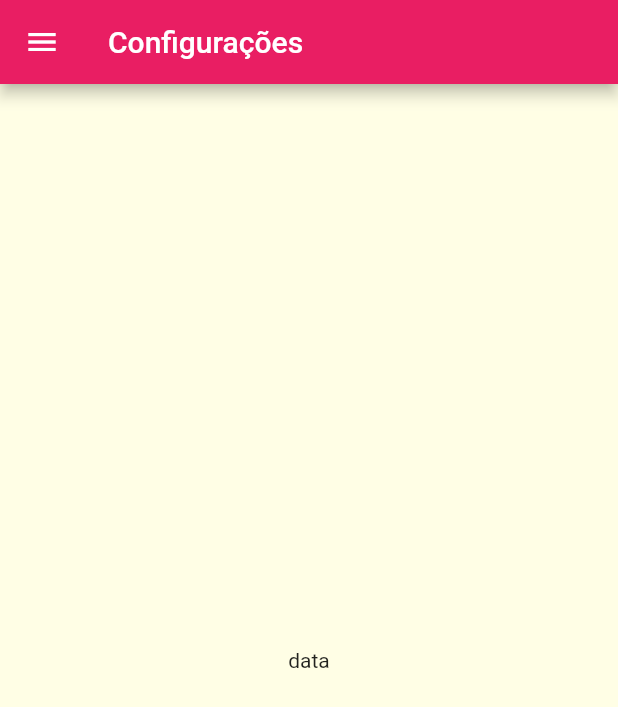
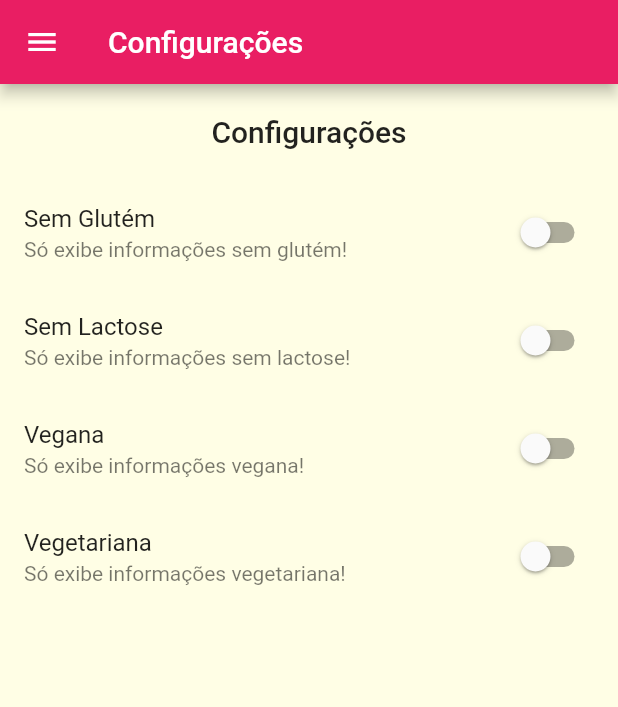
Before and after one commit to paulocagol/meals, a Flutter app: the SettingsScreen screen opened by its route, on a phone screen of 412 x 824 dp. Shown: the top 707 px of the screen. Run offline on Flutter 3.47's test engine with Material 2 defaults, Android fonts, the phone set to English and light mode, and no system bars; network calls fail; Roboto replaces fonts that are missing (Raleway, RobotoCondensed).

Commit message:
27. Filtrando os Dados #02.mp4

```diff
--- a/lib/main.dart
+++ b/lib/main.dart
@@ -1,6 +1,8 @@
 import 'package:flutter/material.dart';
+import 'package:meals/data/3.2%20dummy_data.dart';
+import 'package:meals/models/meal.dart';
+import 'package:meals/models/settings.dart';
 import 'package:meals/screens/categories_meals_screen.dart';
-import 'package:meals/screens/categories_screen.dart';
 import 'package:meals/screens/meal_detail_screen.dart';
 import 'package:meals/screens/settings_screen.dart';
 import 'package:meals/screens/tabs_screen.dart';
@@ -8,7 +10,27 @@ import 'package:meals/utils/app_routes.dart';
 
 void main() => runApp(MyApp());
 
-class MyApp extends StatelessWidget {
+class MyApp extends StatefulWidget {
+  @override
+  _MyAppState createState() => _MyAppState();
+}
+
+class _MyAppState extends State<MyApp> {
+  List<Meal> _availableMeals = DUMMY_MEALS;
+
+  void _filterMeals(Settings settings) {
+    setState(() {
+      _availableMeals = DUMMY_MEALS.where((meal) {
+        final filterGluten = settings.isGlutenFree && !meal.isGlutenFree;
+        final filterLactose = settings.isLactoseFree && !meal.isLactoseFree;
+        final filterVegan = settings.isVegan && !meal.isVegan;
+        final filterVegetarian = settings.isVegetarian && !meal.isVegetarian;
+
+        return !filterGluten && !filterLactose && !filterVegan && !filterVegetarian;
+      }).toList();
+    });
+  }
+
   @override
   Widget build(BuildContext context) {
     return MaterialApp(
@@ -28,9 +50,9 @@ class MyApp extends StatelessWidget {
       initialRoute: '/',
       routes: {
         AppRoutes.HOME: (context) => TabsScreen(), // CategoriesScreen(),
-        AppRoutes.CATEGORIES_MEALS: (context) => CategoriesMealsScreen(),
+        AppRoutes.CATEGORIES_MEALS: (context) => CategoriesMealsScreen(meals: _availableMeals),
         AppRoutes.MEAL_DETAIL: (context) => MealDetailScreeen(),
-        AppRoutes.SETTINGS: (context) => SettingsScreen(),
+        AppRoutes.SETTINGS: (context) => SettingsScreen(onSettingsChange: _filterMeals),
       },
       // onGenerateRoute: (routeSettings) {
       //   if (routeSettings.name == '/alguma-coisa') {
--- /dev/null
+++ b/lib/models/settings.dart
@@ -0,0 +1,13 @@
+class Settings {
+  bool isGlutenFree;
+  bool isLactoseFree;
+  bool isVegan;
+  bool isVegetarian;
+
+  Settings({
+    this.isGlutenFree = false,
+    this.isLactoseFree = false,
+    this.isVegan = false,
+    this.isVegetarian = false,
+  });
+}
--- a/lib/screens/meal_detail_screen.dart
+++ b/lib/screens/meal_detail_screen.dart
@@ -88,6 +88,12 @@ class MealDetailScreeen extends StatelessWidget {
           ],
         ),
       ),
+      floatingActionButton: FloatingActionButton(
+        child: Icon(Icons.star),
+        onPressed: () {
+          Navigator.of(context).pop(meal.title);
+        },
+      ),
     );
   }
 }
--- a/lib/screens/settings_screen.dart
+++ b/lib/screens/settings_screen.dart
@@ -1,7 +1,36 @@
 import 'package:flutter/material.dart';
 import 'package:meals/components/main_drawer.dart';
+import 'package:meals/models/settings.dart';
 
-class SettingsScreen extends StatelessWidget {
+class SettingsScreen extends StatefulWidget {
+  final Function(Settings) onSettingsChange;
+
+  const SettingsScreen({Key key, this.onSettingsChange}) : super(key: key);
+
+  @override
+  _SettingsScreenState createState() => _SettingsScreenState();
+}
+
+class _SettingsScreenState extends State<SettingsScreen> {
+  var settings = Settings();
+
+  Widget _createSwitch(
+    String title,
+    String subtitle,
+    bool value,
+    Function(bool) onChange,
+  ) {
+    return SwitchListTile(
+      title: Text(title),
+      value: value,
+      onChanged: (value) {
+        onChange(value);
+        widget.onSettingsChange(settings);
+      },
+      subtitle: Text(subtitle),
+    );
+  }
+
   @override
   Widget build(BuildContext context) {
     return Scaffold(
@@ -9,8 +38,42 @@ class SettingsScreen extends StatelessWidget {
         title: Text('Configurações'),
       ),
       drawer: MainDrawer(),
-      body: Center(
-        child: Text('data'),
+      body: Column(
+        children: [
+          Container(
+            padding: const EdgeInsets.all(20),
+            child: Text(
+              'Configurações',
+              style: Theme.of(context).textTheme.title,
+            ),
+          ),
+          Expanded(
+            child: ListView(
+              children: <Widget>[
+                _createSwitch('Sem Glutém', 'Só exibe informações sem glutém!', settings.isGlutenFree, (value) {
+                  setState(() {
+                    settings.isGlutenFree = value;
+                  });
+                }),
+                _createSwitch('Sem Lactose', 'Só exibe informações sem lactose!', settings.isLactoseFree, (value) {
+                  setState(() {
+                    settings.isLactoseFree = value;
+                  });
+                }),
+                _createSwitch('Vegana', 'Só exibe informações vegana!', settings.isVegan, (value) {
+                  setState(() {
+                    settings.isVegan = value;
+                  });
+                }),
+                _createSwitch('Vegetariana', 'Só exibe informações vegetariana!', settings.isVegetarian, (value) {
+                  setState(() {
+                    settings.isVegetarian = value;
+                  });
+                }),
+              ],
+            ),
+          ),
+        ],
       ),
     );
   }
```
Also changed, not shown: lib/components/meal_item.dart (+8 -1 lines), lib/screens/categories_meals_screen.dart (+6 -2 lines).
